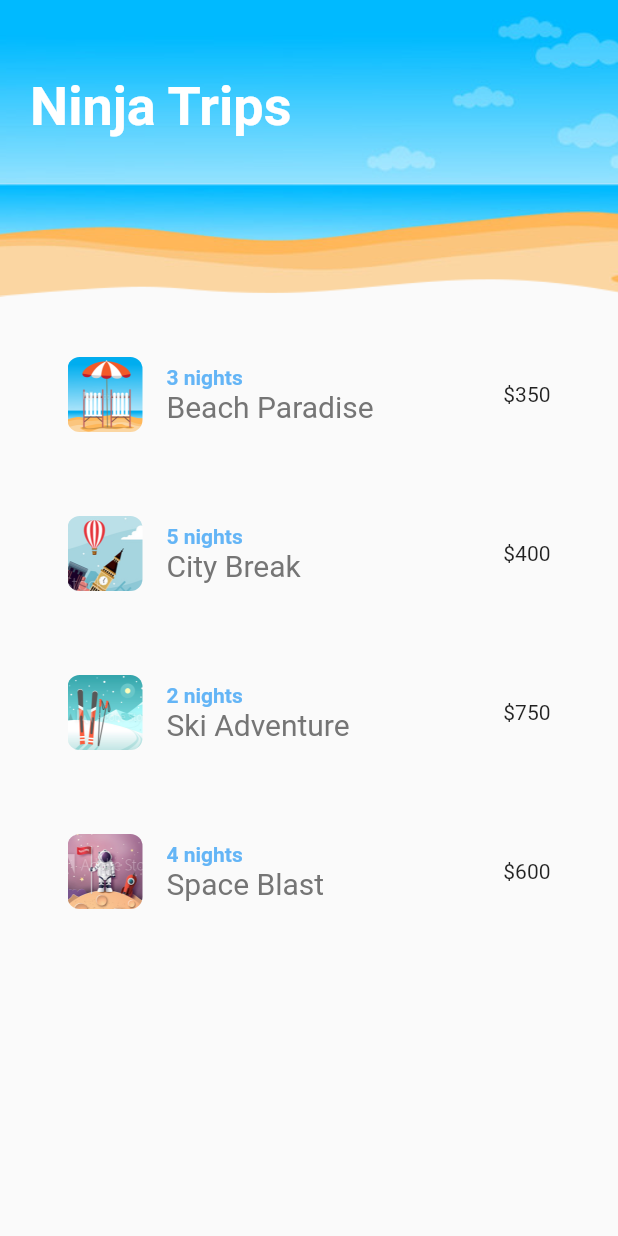
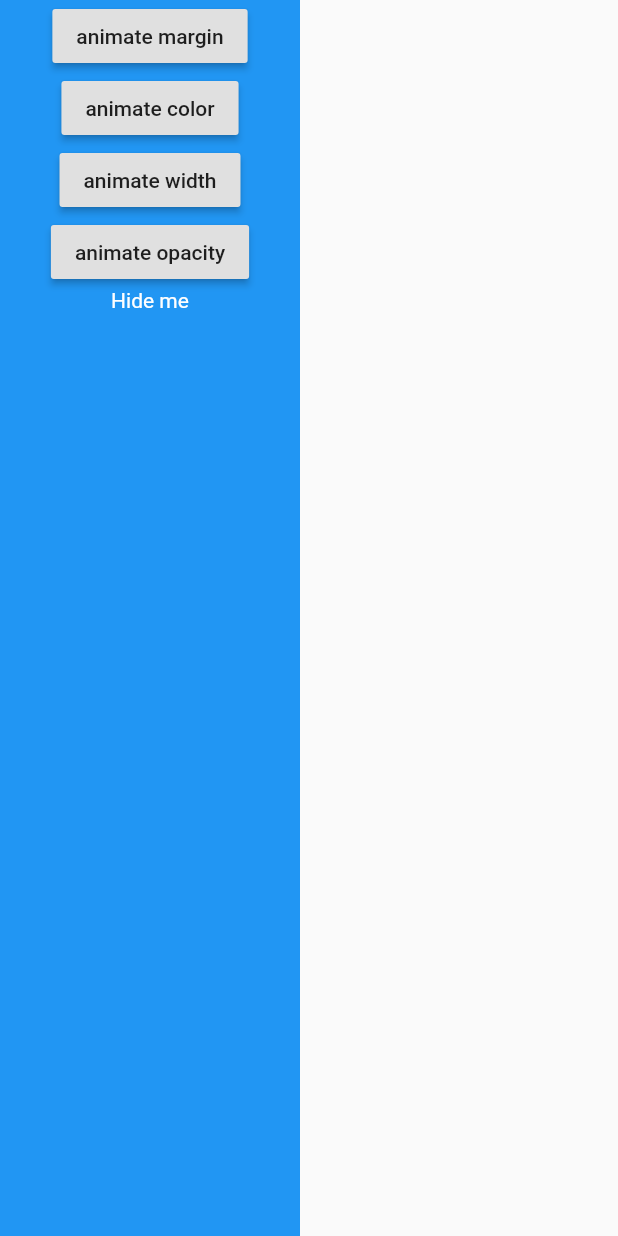
Before and after one commit to gustavoloureirodosreis/flutter_animations, a Flutter app: the screen it shows after launch, on a phone screen of 412 x 824 dp. Run offline on Flutter 3.47's test engine with Material 2 defaults, Android fonts, the phone set to English and light mode, and no system bars; missing offline and left inert: lipsum.

Commit message:
sandbox for basic implicit animations

```diff
--- a/lib/main.dart
+++ b/lib/main.dart
@@ -1,4 +1,5 @@
 import 'package:flutter/material.dart';
+import 'package:flutter_animations/screens/sandbox.dart';
 import './screens/home.dart';
 
 void main() {
@@ -11,7 +12,7 @@ class MyApp extends StatelessWidget {
   Widget build(BuildContext context) {
     return MaterialApp(
       title: 'Ninja Trips',
-      home: Home(),
+      home: Sandbox(),
     );
   }
 }
--- /dev/null
+++ b/lib/screens/sandbox.dart
@@ -0,0 +1,54 @@
+import 'package:flutter/material.dart';
+
+class Sandbox extends StatefulWidget {
+  @override
+  _SandboxState createState() => _SandboxState();
+}
+
+class _SandboxState extends State<Sandbox> {
+  double _opacity = 1;
+  double _margin = 0;
+  double _width = 200;
+  Color _color = Colors.blue;
+
+  @override
+  Widget build(BuildContext context) {
+    return Scaffold(
+      body: AnimatedContainer(
+        margin: EdgeInsets.all(_margin),
+        duration: Duration(seconds: 1),
+        width: _width,
+        color: _color,
+        child: Column(
+          crossAxisAlignment: CrossAxisAlignment.center,
+          children: <Widget>[
+            RaisedButton(
+              child: Text('animate margin'),
+              onPressed: () => setState(() => _margin = 50),
+            ),
+            RaisedButton(
+              child: Text('animate color'),
+              onPressed: () => setState(() => _color = Colors.cyanAccent[200]),
+            ),
+            RaisedButton(
+              child: Text('animate width'),
+              onPressed: () => setState(() => _width = 400),
+            ),
+            RaisedButton(
+              child: Text('animate opacity'),
+              onPressed: () => setState(() => _opacity = 0.0),
+            ),
+            AnimatedOpacity(
+              opacity: _opacity,
+              duration: Duration(seconds: 2),
+              child: Text(
+                "Hide me",
+                style: TextStyle(color: Colors.white),
+              ),
+            ),
+          ],
+        ),
+      ),
+    );
+  }
+}
```
